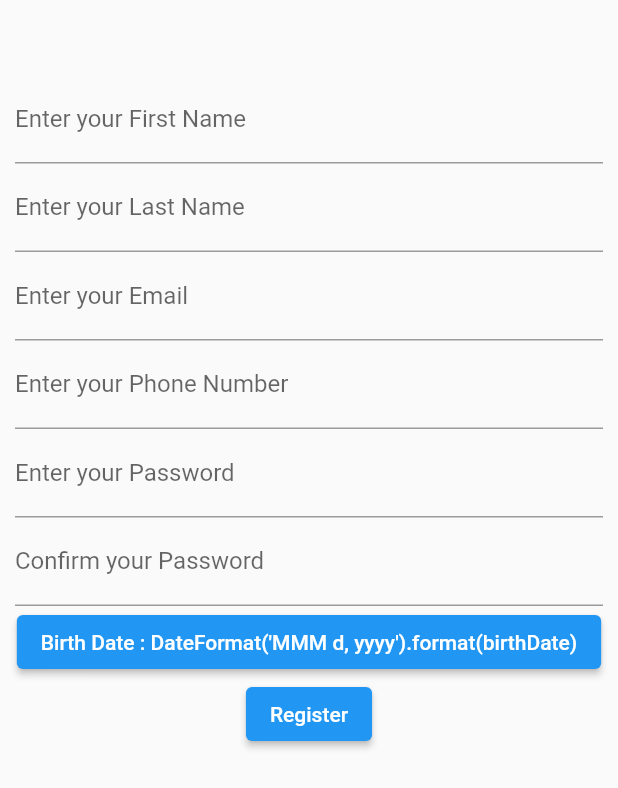
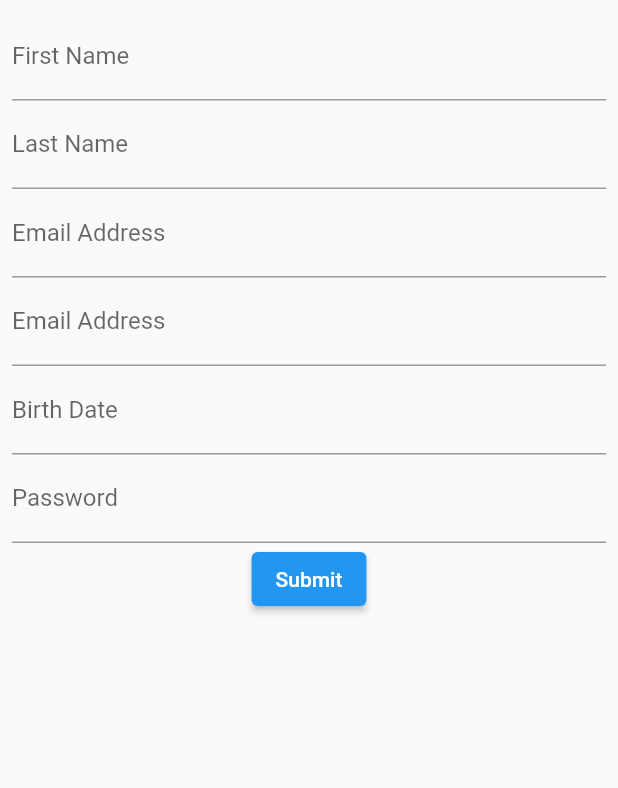
Before and after one commit to ScottFarestrand/firestore_authentication, a Flutter app: the Register_Screen screen opened by its route, on a phone screen of 412 x 824 dp. Shown: the top 788 px of the screen. Run offline on Flutter 3.47's test engine with Material 2 defaults, Android fonts, the phone set to English and light mode, and no system bars; our stand-ins replace firebase_auth, firebase_core; accounts and stored records are empty; Roboto replaces fonts that are missing (Georgia).

Commit message:
Moving to REgistration Form

```diff
--- a/lib/screens/register.dart
+++ b/lib/screens/register.dart
@@ -1,6 +1,5 @@
-import 'package:intl/intl.dart';
 import 'package:flutter/material.dart';
-import 'dart:async';
+import '../widgets/registrationForm.dart';
 
 
 class Register_Screen extends StatefulWidget {
@@ -26,88 +25,87 @@ class _Register_ScreenState extends State<Register_Screen> {
     return Container(
       // color: Theme.of(context).colorScheme.primary,
       child: Scaffold(
-        body: Padding(
-          padding: const EdgeInsets.all(10.0),
-          child: Column(children: [
-          const SizedBox(height: 40),
-          TextField(
-            controller: firstNameController,
-            cursorColor: Colors.white,
-            textInputAction: TextInputAction.next,
-            decoration: const InputDecoration(
-                labelText: "Enter your First Name"
-            ),
-          ),
-          TextField(
-            controller: lastNameController,
-            cursorColor: Colors.white,
-            textInputAction: TextInputAction.next,
-            decoration: const InputDecoration(
-                labelText: "Enter your Last Name"
-            ),
-          ),
-          TextField(
-            controller: emailController,
-            cursorColor: Colors.white,
-            textInputAction: TextInputAction.next,
-            decoration: const InputDecoration(
-                labelText: "Enter your Email"
-            ),
-          ),
-          TextField(
-            controller: phoneNumberController,
-            cursorColor: Colors.white,
-            textInputAction: TextInputAction.next,
-            decoration: const InputDecoration(
-                labelText: "Enter your Phone Number"
-            ),
-          ),
-            TextField(
-            controller: passwordController,
-            cursorColor: Colors.white,
-            textInputAction: TextInputAction.next,
-            decoration: const InputDecoration(
-                labelText: "Enter your Password"
-            ),
-          ),
-          TextField(
-            controller: passwordConfirmController,
-            cursorColor: Colors.white,
-            textInputAction: TextInputAction.next,
-            decoration: const InputDecoration(
-                labelText: "Confirm your Password"
-            ),
-          ),
-          ElevatedButton(
-            onPressed: () => _selectDate(context),//=> _selectDate(context),
-            child:  Text("Birth Date : $DateFormat('MMM d, yyyy').format(birthDate)"),
-          ),
-          ElevatedButton(onPressed: (){
-            bool validEntry = _editRegistration();
-            if (validEntry) {};
-          }, child: Text("Register"))
-      ],),
-        ),),
+        body: const RegistrationForm(),
+      //   body: Padding(
+      //     padding: const EdgeInsets.all(10.0),
+      //     child: Column(children: [
+      //     const SizedBox(height: 40),
+      //     TextField(
+      //       controller: firstNameController,
+      //       cursorColor: Colors.white,
+      //       textInputAction: TextInputAction.next,
+      //       decoration: const InputDecoration(
+      //           labelText: "Enter your First Name"
+      //       ),
+      //     ),
+      //     TextField(
+      //       controller: lastNameController,
+      //       cursorColor: Colors.white,
+      //       textInputAction: TextInputAction.next,
+      //       decoration: const InputDecoration(
+      //           labelText: "Enter your Last Name"
+      //       ),
+      //     ),
+      //     TextField(
+      //       controller: emailController,
+      //       cursorColor: Colors.white,
+      //       textInputAction: TextInputAction.next,
+      //       decoration: const InputDecoration(
+      //           labelText: "Enter your Email"
+      //       ),
+      //     ),
+      //     TextField(
+      //       controller: phoneNumberController,
+      //       cursorColor: Colors.white,
+      //       textInputAction: TextInputAction.next,
+      //       decoration: const InputDecoration(
+      //           labelText: "Enter your Phone Number"
+      //       ),
+      //     ),
+      //       TextField(
+      //       controller: passwordController,
+      //       cursorColor: Colors.white,
+      //       textInputAction: TextInputAction.next,
+      //       decoration: const InputDecoration(
+      //           labelText: "Enter your Password"
+      //       ),
+      //     ),
+      //     TextField(
+      //       controller: passwordConfirmController,
+      //       cursorColor: Colors.white,
+      //       textInputAction: TextInputAction.next,
+      //       decoration: const InputDecoration(
+      //           labelText: "Confirm your Password"
+      //       ),
+      //     ),
+      //     ElevatedButton(
+      //       onPressed: () => _selectDate(context),//=> _selectDate(context),
+      //       child:  Text("Birth Date : $DateFormat('MMM d, yyyy').format(birthDate)"),
+      //     ),
+      //     ElevatedButton(onPressed: (){
+      //       bool validEntry = _editRegistration();
+      //       if (validEntry) {};
+      //     }, child: Text("Register"))
+      // ],),
+      //   ),
+      ),
     );
   }
-  Future<void> _selectDate(BuildContext context) async {
-    final mydate = DateTime.now().year + 0;
-    print(mydate);
-    final DateTime? pickedDate = await showDatePicker(
-        context: context,
-        initialDate: birthDate,
-      firstDate: DateTime((DateTime.now().year - 125)),
-      // lastDate: DateTime((DateTime.now().year - 0)),
-      lastDate: DateTime(DateTime.now().year + 1),
-// firstDate: DateTime(DateTime.now().year - 125),
-        // lastDate: DateTime(DateTime.now().year),
-    );
-    if (pickedDate != null && pickedDate != birthDate && pickedDate.compareTo(DateTime.now())<0)
-      setState(() {
-        birthDate = pickedDate;
-      });
-  }
-  bool _editRegistration(){
-    return false;
-  }
+//   Future<void> _selectDate(BuildContext context) async {
+//     final mydate = DateTime.now().year + 0;
+//     print(mydate);
+//     final DateTime? pickedDate = await showDatePicker(
+//         context: context,
+//         initialDate: birthDate,
+//       firstDate: DateTime((DateTime.now().year - 125)),
+//       // lastDate: DateTime((DateTime.now().year - 0)),
+//       lastDate: DateTime(DateTime.now().year + 1),
+// // firstDate: DateTime(DateTime.now().year - 125),
+//         // lastDate: DateTime(DateTime.now().year),
+//     );
+//     if (pickedDate != null && pickedDate != birthDate && pickedDate.compareTo(DateTime.now())<0)
+//       setState(() {
+//         birthDate = pickedDate;
+//       });
+//   }
 }
--- /dev/null
+++ b/lib/widgets/registrationForm.dart
@@ -0,0 +1,144 @@
+import 'package:flutter/material.dart';
+import 'package:intl/intl.dart';
+
+// Define a custom Form widget.
+class RegistrationForm extends StatefulWidget {
+  const RegistrationForm({super.key});
+
+  @override
+  RegistrationFormState createState() {
+    return RegistrationFormState();
+  }
+}
+
+// Define a corresponding State class.
+// This class holds data related to the form.
+class RegistrationFormState extends State<RegistrationForm> {
+  // Create a global key that uniquely identifies the Form widget
+  // and allows validation of the form.
+  //
+  // Note: This is a `GlobalKey<FormState>`,
+  // not a GlobalKey<MRegistrationFormState>.
+  final _formKey = GlobalKey<FormState>();
+  final emailController = TextEditingController();
+  final passwordController = TextEditingController();
+  final firstNameController = TextEditingController();
+  final lastNameController = TextEditingController();
+  final passwordConfirmController = TextEditingController();
+  final phoneNumberController = TextEditingController();
+  final birthDayController = TextEditingController();
+  DateTime birthDate = DateTime.now();
+
+  @override
+  Widget build(BuildContext context) {
+    // Build a Form widget using the _formKey created above.
+    return Padding(
+      padding: const EdgeInsets.all(8.0),
+      child: Form(
+        key: _formKey,
+        child: Column(
+          children: <Widget>[
+            TextFormField(
+              controller: firstNameController,
+              decoration: InputDecoration(labelText: "First Name"),
+              validator: (value) {
+                if (value == null || value.isEmpty  ) {
+                  return 'Please enter your first Name';
+                }
+                return null;
+              }
+            ),
+            TextFormField(
+                controller: firstNameController,
+                decoration: InputDecoration(labelText: "Last Name"),
+                validator: (value) {
+                  if (value == null || value.isEmpty  ) {
+                    return 'Please enter your Last Name';
+                  }
+                  return null;
+                }
+            ),
+            TextFormField(
+              controller: emailController,
+              keyboardType: TextInputType.emailAddress,
+              decoration: InputDecoration(labelText: "Email Address"),
+                validator: (value) {
+                  if ( RegExp(r"^[a-zA-Z0-9.a-zA-Z0-9.!#$%&'*+-/=?^_`{|}~]+@[a-zA-Z0-9]+\.[a-zA-Z]+").hasMatch(value.toString()) ) {
+                    return null;
+                  }
+                  return 'Please enter a valid email address';
+                }
+            ),
+            TextFormField(
+                controller: phoneNumberController,
+                keyboardType: TextInputType.phone,
+                decoration: InputDecoration(labelText: "Email Address"),
+                validator: (value) {
+                  if (value == null || value.isEmpty  ) {
+                    return 'Please enter phone number';
+                  }
+                  return null;
+                }
+            ),
+            TextFormField(
+              controller: birthDayController,
+              decoration: InputDecoration(labelText: "Birth Date"),
+              onTap: () => _selectDate(context),
+
+            ),
+            TextFormField(
+                controller: passwordController,
+                keyboardType: TextInputType.text,
+                obscureText: true,
+                decoration: InputDecoration(labelText: "Password"),
+                validator: (value) {
+
+                  bool numFound =  RegExp(r".*[0-9].*").hasMatch(value.toString());
+                  bool letterFound =  RegExp(r".*[A-Za-z].*").hasMatch(value.toString());
+                  print(numFound);
+                  print(letterFound);
+                  if ( numFound == false && letterFound == false  ) {
+                    return "Password must contain at least one number and one letter";
+                  }
+                  return null;
+                }
+            ),
+            ElevatedButton(
+              onPressed: () {
+                // Validate returns true if the form is valid, or false otherwise.
+                if (_formKey.currentState!.validate()) {
+                  // If the form is valid, display a snackbar. In the real world,
+                  // you'd often call a server or save the information in a database.
+                  ScaffoldMessenger.of(context).showSnackBar(
+                    const SnackBar(content: Text('Processing Data')),
+                  );
+                }
+              },
+              child: const Text('Submit'),
+            ),
+
+            // Add TextFormFields and ElevatedButton here.
+          ],
+        ),
+      ),
+    );
+  }
+  Future<void> _selectDate(BuildContext context) async {
+    final mydate = DateTime.now().year + 0;
+    print(mydate);
+    final DateTime? pickedDate = await showDatePicker(
+      context: context,
+      initialDate: birthDate,
+      firstDate: DateTime((DateTime.now().year - 125)),
+      // lastDate: DateTime((DateTime.now().year - 0)),
+      lastDate: DateTime(DateTime.now().year + 1),
+// firstDate: DateTime(DateTime.now().year - 125),
+      // lastDate: DateTime(DateTime.now().year),
+    );
+    if (pickedDate != null && pickedDate != birthDate && pickedDate.compareTo(DateTime.now())<0)
+      setState(() {
+        birthDayController.text = DateFormat('MMM d, yyyy').format(birthDate);
+        birthDate = pickedDate;
+      });
+  }
+}
```
